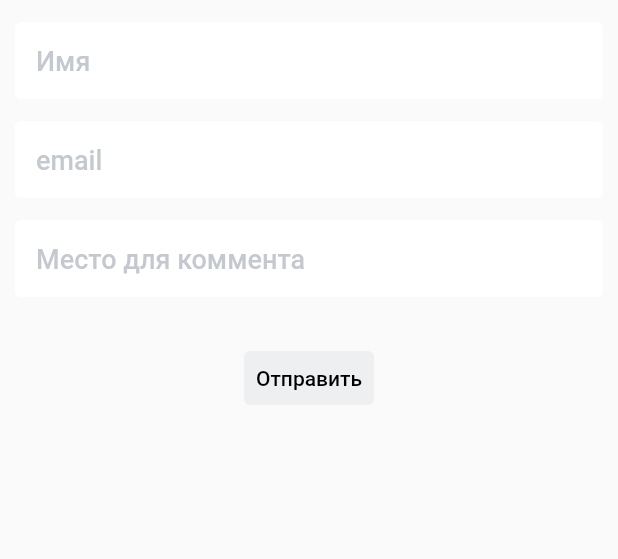
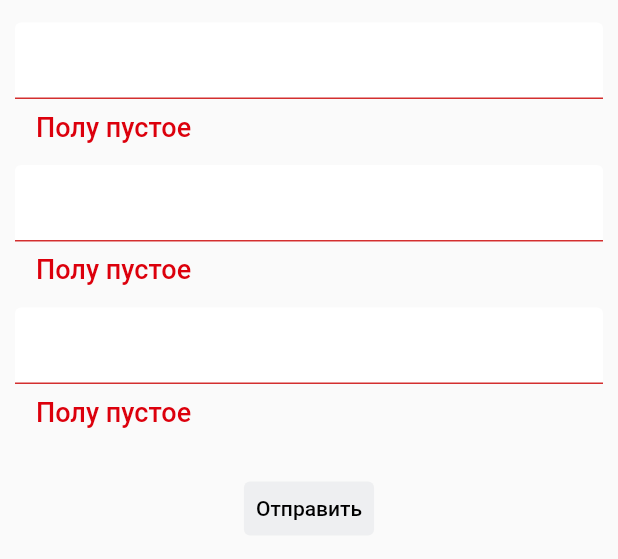
Before and after one commit to lulupotter1/eclipse_digital_test_task, a Flutter app: the SendCommentPage widget shown alone on an empty page, opened directly, on a phone screen of 412 x 824 dp. Shown: the top 559 px of the screen. Run offline on Flutter 3.47's test engine with Material 2 defaults, Android fonts, the phone set to English and light mode, and no system bars; our stand-ins replace carousel_slider, dio, flutter_redux, flutter_screenutil, flutter_secure_storage, redux; accounts and stored records are empty; network calls fail.

Commit message:
Revert "jyuy"
This reverts commit 3d8478d3ae34ce2b1bb9b3fba2609fbf5396082c.

```diff
--- a/lib/presentation/pages/SEND_COMMENTS_PAGE.dart
+++ b/lib/presentation/pages/SEND_COMMENTS_PAGE.dart
@@ -23,21 +23,18 @@ class SendCommentPage extends StatelessWidget {
           children: [
             BasicInput(
               controller: nameController,
-              hintText: 'Имя',
             ),
             const SizedBox(
               height: 15,
             ),
             BasicInput(
               controller: emailController,
-              hintText: 'email',
             ),
             const SizedBox(
               height: 15,
             ),
             BasicInput(
               controller: commentController,
-              hintText: 'Место для коммента',
             ),
             const SizedBox(
               height: 30,
--- a/lib/presentation/widgets/inputs/basic_input.dart
+++ b/lib/presentation/widgets/inputs/basic_input.dart
@@ -20,11 +20,12 @@ class BasicInput extends StatelessWidget {
         validator: validator,
         controller: controller,
         decoration: InputDecoration(
-          hintStyle: ThemeTextStyle.R18Linkblue.copyWith(
-              color: ThemeColors.gray.withOpacity(0.5)),
+          hintStyle: ThemeTextStyle.R18white,
           enabledBorder: const OutlineInputBorder(
               borderRadius: BorderRadius.all(Radius.circular(4)),
               borderSide: BorderSide(width: 1, color: ThemeColors.white)),
+          errorText: 'Полу пустое',
+          errorStyle: ThemeTextStyle.R18black.copyWith(color: ThemeColors.red),
           filled: true,
           fillColor: ThemeColors.white,
           hintText: hintText,
```
